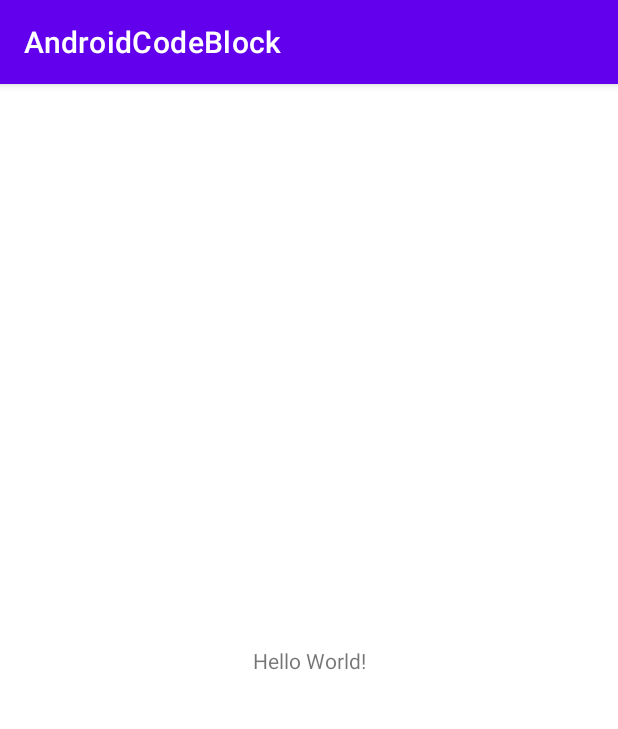
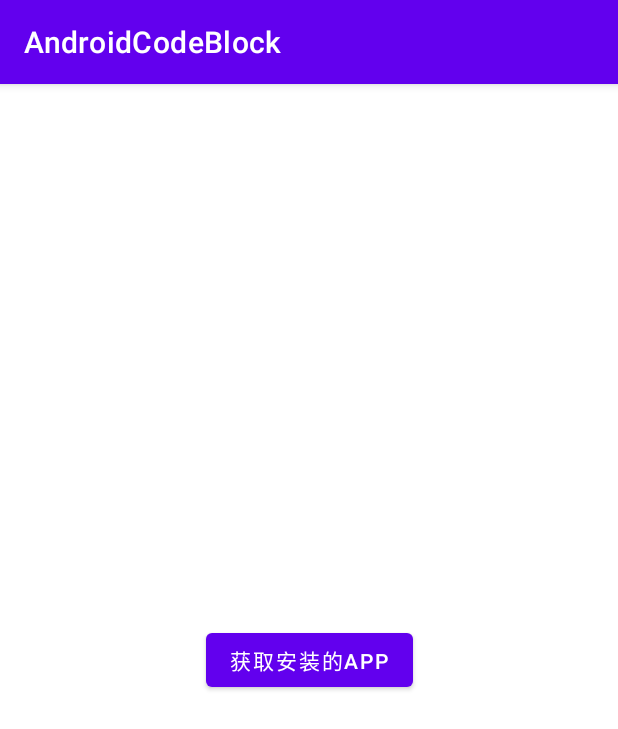
Before and after one commit to lz-ang/AndroidCodeBlock, an Android app: the screen it shows after launch (MainActivity), on a phone screen of 412 x 824 dp. Shown: the top 729 px of the screen. Run offline under Robolectric (Android 15) with nearby library versions, the phone set to English and light mode, and no system bars.

Commit message:
获取系统安装的应用

```diff
--- a/app/src/main/java/com/ang/androidcodeblock/MainActivity.kt
+++ b/app/src/main/java/com/ang/androidcodeblock/MainActivity.kt
@@ -2,10 +2,24 @@ package com.ang.androidcodeblock
 
 import androidx.appcompat.app.AppCompatActivity
 import android.os.Bundle
+import android.view.View
+import android.widget.Button
+import com.ang.androidcodeblock.tool.AppNameIcon
 
 class MainActivity : AppCompatActivity() {
     override fun onCreate(savedInstanceState: Bundle?) {
         super.onCreate(savedInstanceState)
         setContentView(R.layout.activity_main)
+        init()
     }
+    private fun init() {
+        findViewById<Button>(R.id.btn_app_info).setOnClickListener(View.OnClickListener {
+            AppNameIcon.getAppName(this)
+
+
+        })
+
+    }
+
+
 }
--- a/app/src/main/res/layout/activity_main.xml
+++ b/app/src/main/res/layout/activity_main.xml
@@ -6,10 +6,11 @@
     android:layout_height="match_parent"
     tools:context=".MainActivity">
 
-    <TextView
+    <Button
+        android:id="@+id/btn_app_info"
         android:layout_width="wrap_content"
         android:layout_height="wrap_content"
-        android:text="Hello World!"
+        android:text="获取安装的APP"
         app:layout_constraintBottom_toBottomOf="parent"
         app:layout_constraintLeft_toLeftOf="parent"
         app:layout_constraintRight_toRightOf="parent"
```
Also changed, not shown: app/src/main/java/com/ang/androidcodeblock/tool/AppNameIcon.kt (added, +29 -0 lines).
